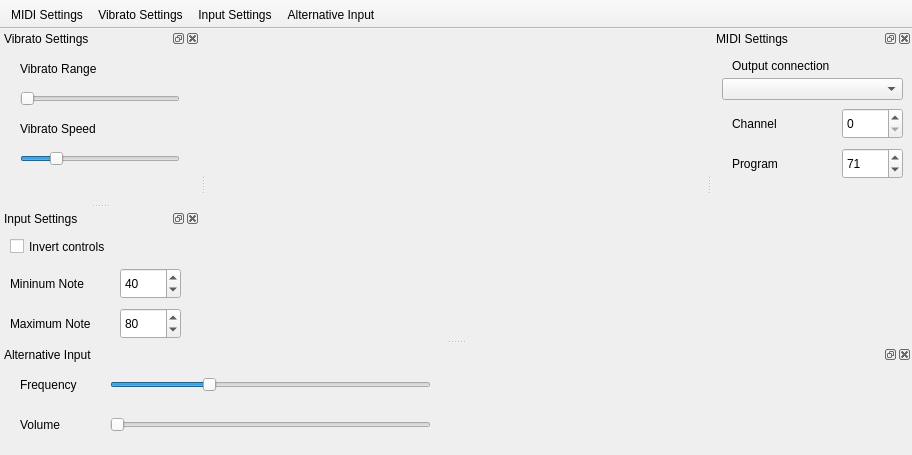
This is mainwindow.ui in Ikke007/Theremin as Qt 5 draws it before an edit. The edited form follows.
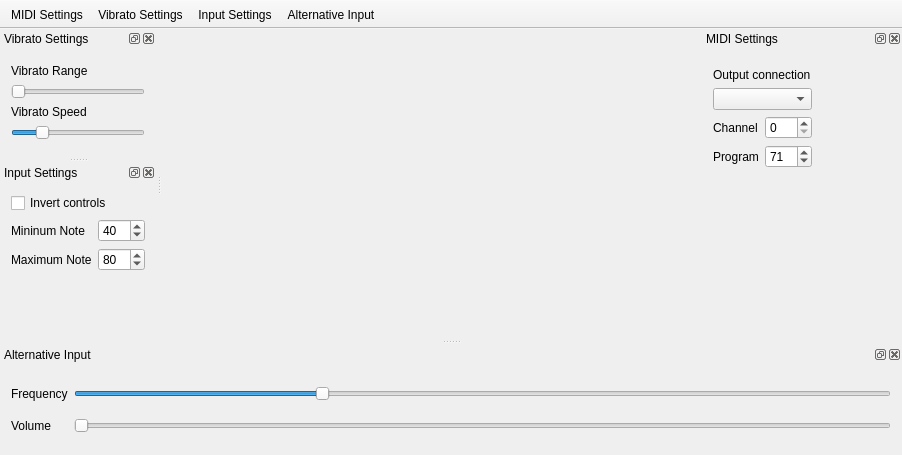
This is the edited form. Custom widgets are drawn as their Qt base class.

Commit message: fix: layout for high resolutions

```diff
--- a/mainwindow.ui
+++ b/mainwindow.ui
@@ -6,7 +6,7 @@
    <rect>
     <x>0</x>
     <y>0</y>
-    <width>724</width>
+    <width>902</width>
     <height>455</height>
    </rect>
   </property>
@@ -56,28 +56,70 @@
     <number>2</number>
    </attribute>
    <widget class="QWidget" name="dockWidgetContents">
+    <property name="sizePolicy">
+     <sizepolicy hsizetype="Preferred" vsizetype="Fixed">
+      <horstretch>0</horstretch>
+      <verstretch>0</verstretch>
+     </sizepolicy>
+    </property>
+    <layout class="QVBoxLayout" name="verticalLayout_3">
+     <property name="sizeConstraint">
+      <enum>QLayout::SetFixedSize</enum>
+     </property>
+     <item>
+      <widget class="QLabel" name="label_11">
+       <property name="text">
+        <string>Output connection</string>
+       </property>
+      </widget>
+     </item>
+     <item>
+      <widget class="QComboBox" name="midiDeviceComboBox"/>
+     </item>
+     <item>
+      <layout class="QHBoxLayout" name="horizontalLayout_3">
+       <item>
+        <widget class="QLabel" name="label_10">
+         <property name="sizePolicy">
+          <sizepolicy hsizetype="MinimumExpanding" vsizetype="Preferred">
+           <horstretch>0</horstretch>
+           <verstretch>0</verstretch>
+          </sizepolicy>
+         </property>
+         <property name="text">
+          <string>Channel</string>
+         </property>
+        </widget>
+       </item>
+       <item>
+        <widget class="QSpinBox" name="midiChannel">
+         <property name="maximum">
+          <number>127</number>
+         </property>
+         <property name="value">
+          <number>0</number>
+         </property>
+        </widget>
+       </item>
+      </layout>
+     </item>
+     <item>
+      <layout class="QHBoxLayout" name="horizontalLayout_4">
+       <item>
     <widget class="QLabel" name="label_3">
-     <property name="geometry">
-      <rect>
-       <x>20</x>
-       <y>100</y>
-       <width>81</width>
-       <height>31</height>
-      </rect>
+         <property name="sizePolicy">
+          <sizepolicy hsizetype="MinimumExpanding" vsizetype="Preferred">
+           <horstretch>0</horstretch>
+           <verstretch>0</verstretch>
+          </sizepolicy>
      </property>
      <property name="text">
       <string>Program</string>
      </property>
     </widget>
+       </item>
+       <item>
     <widget class="QSpinBox" name="midiProgram">
-     <property name="geometry">
-      <rect>
-       <x>130</x>
-       <y>100</y>
-       <width>61</width>
-       <height>31</height>
-      </rect>
-     </property>
      <property name="maximum">
       <number>127</number>
      </property>
@@ -85,58 +127,10 @@
       <number>71</number>
      </property>
     </widget>
-    <widget class="QSpinBox" name="midiChannel">
-     <property name="geometry">
-      <rect>
-       <x>130</x>
-       <y>60</y>
-       <width>61</width>
-       <height>31</height>
-      </rect>
-     </property>
-     <property name="maximum">
-      <number>127</number>
-     </property>
-     <property name="value">
-      <number>0</number>
-     </property>
-    </widget>
-    <widget class="QLabel" name="label_10">
-     <property name="geometry">
-      <rect>
-       <x>20</x>
-       <y>60</y>
-       <width>81</width>
-       <height>31</height>
-      </rect>
-     </property>
-     <property name="text">
-      <string>Channel</string>
-     </property>
-    </widget>
-    <widget class="QComboBox" name="midiDeviceComboBox">
-     <property name="geometry">
-      <rect>
-       <x>10</x>
-       <y>30</y>
-       <width>181</width>
-       <height>22</height>
-      </rect>
-     </property>
-    </widget>
-    <widget class="QLabel" name="label_11">
-     <property name="geometry">
-      <rect>
-       <x>20</x>
-       <y>10</y>
-       <width>151</width>
-       <height>16</height>
-      </rect>
-     </property>
-     <property name="text">
-      <string>Output connection</string>
-     </property>
-    </widget>
+       </item>
+      </layout>
+     </item>
+    </layout>
    </widget>
   </widget>
   <widget class="QToolBar" name="toolBar">
@@ -167,10 +161,16 @@
    <addaction name="actionAlternativeInput"/>
   </widget>
   <widget class="QDockWidget" name="vibratoSettingsDock">
+   <property name="sizePolicy">
+    <sizepolicy hsizetype="Preferred" vsizetype="Preferred">
+     <horstretch>0</horstretch>
+     <verstretch>0</verstretch>
+    </sizepolicy>
+   </property>
    <property name="minimumSize">
     <size>
-     <width>200</width>
-     <height>160</height>
+     <width>86</width>
+     <height>128</height>
     </size>
    </property>
    <property name="baseSize">
@@ -192,41 +192,22 @@
     <number>1</number>
    </attribute>
    <widget class="QWidget" name="dockWidgetContents_2">
-    <widget class="QLabel" name="label_7">
-     <property name="geometry">
-      <rect>
-       <x>20</x>
-       <y>70</y>
-       <width>161</width>
-       <height>21</height>
-      </rect>
-     </property>
-     <property name="text">
-      <string>Vibrato Speed</string>
-     </property>
-    </widget>
+    <property name="sizePolicy">
+     <sizepolicy hsizetype="Preferred" vsizetype="Fixed">
+      <horstretch>0</horstretch>
+      <verstretch>0</verstretch>
+     </sizepolicy>
+    </property>
+    <layout class="QVBoxLayout" name="verticalLayout_2">
+     <item>
     <widget class="QLabel" name="label_6">
-     <property name="geometry">
-      <rect>
-       <x>20</x>
-       <y>10</y>
-       <width>161</width>
-       <height>21</height>
-      </rect>
-     </property>
      <property name="text">
       <string>Vibrato Range</string>
      </property>
     </widget>
+     </item>
+     <item>
     <widget class="QSlider" name="sliderVibratoRange">
-     <property name="geometry">
-      <rect>
-       <x>20</x>
-       <y>40</y>
-       <width>160</width>
-       <height>22</height>
-      </rect>
-     </property>
      <property name="maximum">
       <number>100</number>
      </property>
@@ -234,15 +215,16 @@
       <enum>Qt::Horizontal</enum>
      </property>
     </widget>
+     </item>
+     <item>
+      <widget class="QLabel" name="label_7">
+       <property name="text">
+        <string>Vibrato Speed</string>
+       </property>
+      </widget>
+     </item>
+     <item>
     <widget class="QSlider" name="sliderVibratoSpeed">
-     <property name="geometry">
-      <rect>
-       <x>20</x>
-       <y>100</y>
-       <width>160</width>
-       <height>22</height>
-      </rect>
-     </property>
      <property name="maximum">
       <number>100</number>
      </property>
@@ -253,6 +235,8 @@
       <enum>Qt::Horizontal</enum>
      </property>
     </widget>
+     </item>
+    </layout>
    </widget>
   </widget>
   <widget class="QDockWidget" name="alternativeInputDock">
@@ -278,15 +262,18 @@
     <number>8</number>
    </attribute>
    <widget class="QWidget" name="dockWidgetContents_3">
+    <layout class="QHBoxLayout" name="horizontalLayout_7">
+     <item>
+      <layout class="QGridLayout" name="gridLayout">
+       <item row="0" column="0">
+        <widget class="QLabel" name="label_8">
+         <property name="text">
+          <string>Frequency</string>
+         </property>
+        </widget>
+       </item>
+       <item row="0" column="1">
     <widget class="QSlider" name="frequencySlider">
-     <property name="geometry">
-      <rect>
-       <x>110</x>
-       <y>10</y>
-       <width>321</width>
-       <height>22</height>
-      </rect>
-     </property>
      <property name="maximum">
       <number>10000</number>
      </property>
@@ -297,58 +284,43 @@
       <enum>Qt::Horizontal</enum>
      </property>
     </widget>
-    <widget class="QSlider" name="volumeSlider">
-     <property name="geometry">
-      <rect>
-       <x>110</x>
-       <y>50</y>
-       <width>321</width>
-       <height>22</height>
-      </rect>
-     </property>
-     <property name="maximum">
-      <number>1000</number>
-     </property>
-     <property name="value">
-      <number>0</number>
-     </property>
-     <property name="orientation">
-      <enum>Qt::Horizontal</enum>
-     </property>
-    </widget>
-    <widget class="QLabel" name="label_8">
-     <property name="geometry">
-      <rect>
-       <x>20</x>
-       <y>10</y>
-       <width>81</width>
-       <height>21</height>
-      </rect>
-     </property>
-     <property name="text">
-      <string>Frequency</string>
-     </property>
-    </widget>
+       </item>
+       <item row="1" column="0">
     <widget class="QLabel" name="label_9">
-     <property name="geometry">
-      <rect>
-       <x>20</x>
-       <y>50</y>
-       <width>81</width>
-       <height>21</height>
-      </rect>
-     </property>
      <property name="text">
       <string>Volume</string>
      </property>
     </widget>
+       </item>
+       <item row="1" column="1">
+        <widget class="QSlider" name="volumeSlider">
+         <property name="maximum">
+          <number>1000</number>
+         </property>
+         <property name="value">
+          <number>0</number>
+         </property>
+         <property name="orientation">
+          <enum>Qt::Horizontal</enum>
+         </property>
+        </widget>
+       </item>
+      </layout>
+     </item>
+    </layout>
    </widget>
   </widget>
   <widget class="QDockWidget" name="inputSettingsDock">
+   <property name="sizePolicy">
+    <sizepolicy hsizetype="Preferred" vsizetype="Preferred">
+     <horstretch>0</horstretch>
+     <verstretch>0</verstretch>
+    </sizepolicy>
+   </property>
    <property name="minimumSize">
     <size>
-     <width>200</width>
-     <height>120</height>
+     <width>139</width>
+     <height>113</height>
     </size>
    </property>
    <property name="floating">
@@ -364,28 +336,40 @@
     <number>1</number>
    </attribute>
    <widget class="QWidget" name="dockWidgetContents_4">
-    <widget class="QLabel" name="label_5">
-     <property name="geometry">
-      <rect>
-       <x>10</x>
-       <y>80</y>
-       <width>111</width>
-       <height>31</height>
-      </rect>
-     </property>
+    <property name="sizePolicy">
+     <sizepolicy hsizetype="Preferred" vsizetype="Fixed">
+      <horstretch>0</horstretch>
+      <verstretch>0</verstretch>
+     </sizepolicy>
+    </property>
+    <layout class="QVBoxLayout" name="verticalLayout">
+     <item>
+      <widget class="QCheckBox" name="checkBox_invert">
+       <property name="toolTip">
+        <string>Switch frequency and volume input.</string>
+       </property>
      <property name="text">
-      <string>Maximum Note</string>
-     </property>
-    </widget>
+        <string>Invert controls</string>
+       </property>
+      </widget>
+     </item>
+     <item>
+      <layout class="QHBoxLayout" name="horizontalLayout">
+       <item>
+        <widget class="QLabel" name="label_4">
+         <property name="sizePolicy">
+          <sizepolicy hsizetype="Expanding" vsizetype="Preferred">
+           <horstretch>0</horstretch>
+           <verstretch>0</verstretch>
+          </sizepolicy>
+         </property>
+         <property name="text">
+          <string>Mininum Note</string>
+         </property>
+        </widget>
+       </item>
+       <item>
     <widget class="QSpinBox" name="minNote">
-     <property name="geometry">
-      <rect>
-       <x>120</x>
-       <y>40</y>
-       <width>61</width>
-       <height>31</height>
-      </rect>
-     </property>
      <property name="maximum">
       <number>127</number>
      </property>
@@ -393,15 +377,26 @@
       <number>40</number>
      </property>
     </widget>
+       </item>
+      </layout>
+     </item>
+     <item>
+      <layout class="QHBoxLayout" name="horizontalLayout_2">
+       <item>
+        <widget class="QLabel" name="label_5">
+         <property name="sizePolicy">
+          <sizepolicy hsizetype="MinimumExpanding" vsizetype="Minimum">
+           <horstretch>0</horstretch>
+           <verstretch>0</verstretch>
+          </sizepolicy>
+         </property>
+         <property name="text">
+          <string>Maximum Note</string>
+         </property>
+        </widget>
+       </item>
+       <item>
     <widget class="QSpinBox" name="maxNote">
-     <property name="geometry">
-      <rect>
-       <x>120</x>
-       <y>80</y>
-       <width>61</width>
-       <height>31</height>
-      </rect>
-     </property>
      <property name="maximum">
       <number>127</number>
      </property>
@@ -409,35 +404,10 @@
       <number>80</number>
      </property>
     </widget>
-    <widget class="QLabel" name="label_4">
-     <property name="geometry">
-      <rect>
-       <x>10</x>
-       <y>40</y>
-       <width>111</width>
-       <height>31</height>
-      </rect>
-     </property>
-     <property name="text">
-      <string>Mininum Note</string>
-     </property>
-    </widget>
-    <widget class="QCheckBox" name="checkBox_invert">
-     <property name="geometry">
-      <rect>
-       <x>10</x>
-       <y>10</y>
-       <width>161</width>
-       <height>17</height>
-      </rect>
-     </property>
-     <property name="toolTip">
-      <string>Switch frequency and volume input.</string>
-     </property>
-     <property name="text">
-      <string>Invert controls</string>
-     </property>
-    </widget>
+       </item>
+      </layout>
+     </item>
+    </layout>
    </widget>
   </widget>
   <action name="actionMidiSettings">
```
Left out of the diff: 5 changed lines with no effect on the pictures. Lines whose indentation alone changed are shown as unchanged.
